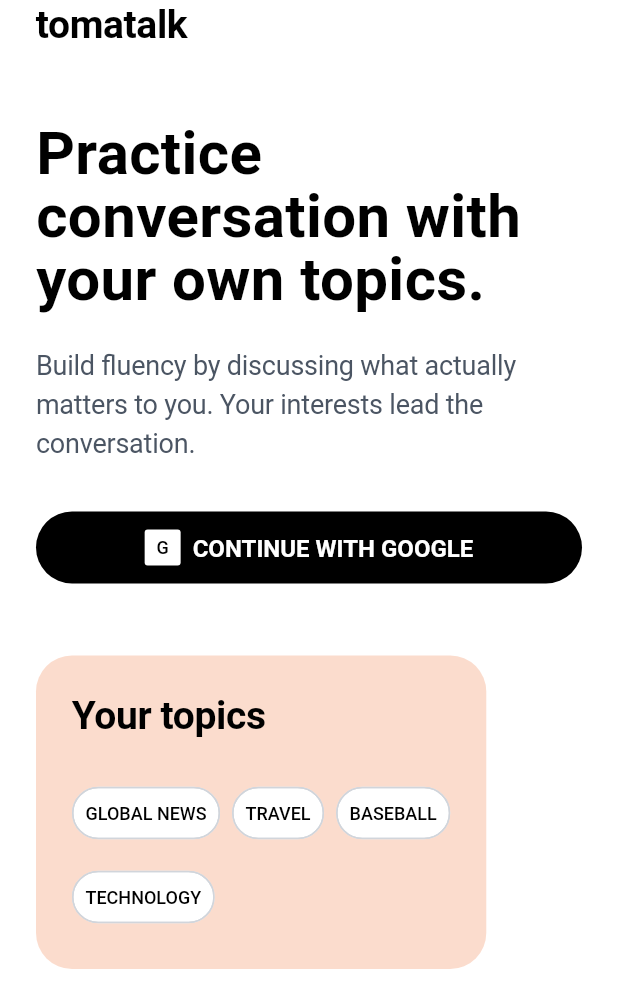
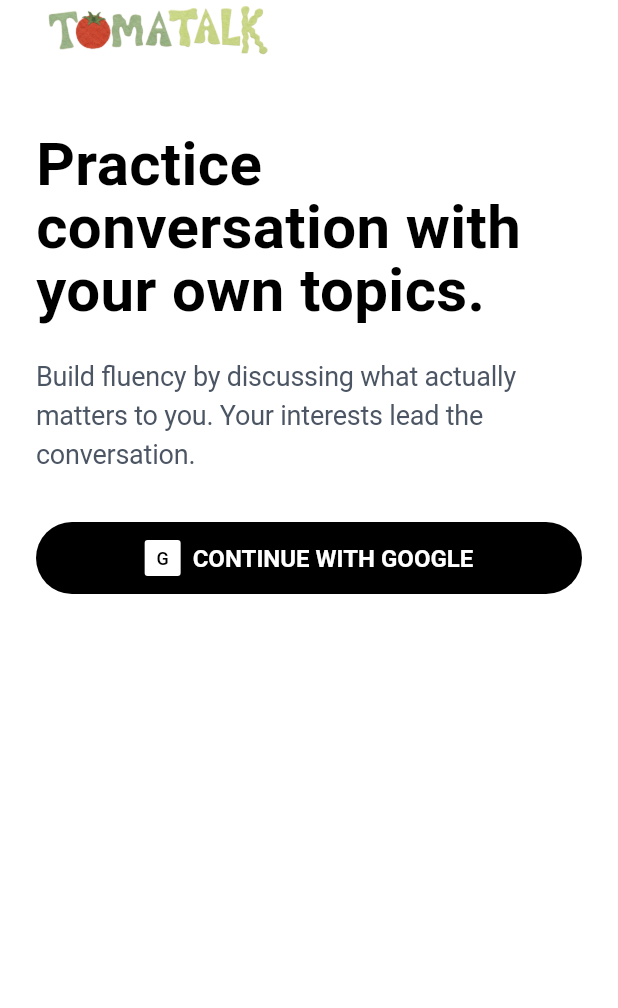
Before and after one commit to Hyun-Jun-Lee/MoreThanHuman, a Flutter app: the screen it shows after launch, after a tap on "SKIP", on a phone screen of 412 x 824 dp. Shown: the top 1008 px of the screen. Run offline on Flutter 3.47's test engine with Material 3 defaults, Android fonts, the light colour scheme and no system bars; our stand-ins replace audioplayers, dio, flutter_riverpod, flutter_secure_storage, go_router, google_sign_in and 3 more; missing offline and left inert: in_app_purchase_storekit, randino, record, text_ko; accounts and stored records are empty; Roboto replaces fonts that are missing (Freesentation); statements that could not run were skipped.

Commit message:
fix: support iOS Google login and refresh branding

```diff
--- a/mobile/lib/core/copy/app_copy.dart
+++ b/mobile/lib/core/copy/app_copy.dart
@@ -686,8 +686,6 @@
     required this.googleLabel,
     required this.appleLabel,
     required this.tryAgainLabel,
-    required this.topicCardTitle,
-    required this.topicChips,
   });
 
   static const AppLoginCopy korean = AppLoginCopy(
@@ -696,8 +694,6 @@
     googleLabel: 'Google로 계속하기',
     appleLabel: 'Apple로 계속하기',
     tryAgainLabel: '다시 시도',
-    topicCardTitle: '나의 주제',
-    topicChips: <String>['글로벌 뉴스', '여행', '야구', '기술'],
   );
 
   static const AppLoginCopy english = AppLoginCopy(
@@ -707,8 +703,6 @@
     googleLabel: 'CONTINUE WITH GOOGLE',
     appleLabel: 'CONTINUE WITH APPLE',
     tryAgainLabel: 'TRY AGAIN',
-    topicCardTitle: 'Your topics',
-    topicChips: <String>['GLOBAL NEWS', 'TRAVEL', 'BASEBALL', 'TECHNOLOGY'],
   );
 
   final String title;
@@ -716,6 +710,4 @@
   final String googleLabel;
   final String appleLabel;
   final String tryAgainLabel;
-  final String topicCardTitle;
-  final List<String> topicChips;
 }
--- a/mobile/lib/features/auth/presentation/login_screen.dart
+++ b/mobile/lib/features/auth/presentation/login_screen.dart
@@ -143,7 +143,17 @@
         child: Column(
           crossAxisAlignment: CrossAxisAlignment.start,
           children: <Widget>[
-            Text('tomatalk', style: AppTypography.headlineMd),
+            SizedBox(
+              width: 164,
+              height: 40,
+              child: Image.asset(
+                'logo_img/KakaoTalk_Photo_2026-10-08-22-20-21 002.png',
+                key: const ValueKey<String>('login-brand-logo'),
+                fit: BoxFit.cover,
+                alignment: Alignment.center,
+                semanticLabel: 'Toma Talk',
+              ),
+            ),
             const SizedBox(height: AppSpacing.xxl),
             Text(copy.title, style: AppTypography.displayLg),
             const SizedBox(height: AppSpacing.lg),
@@ -200,25 +210,6 @@
                 ),
               ),
             ],
-            const SizedBox(height: AppSpacing.xxl),
-            AppColorBlockCard(
-              color: AppPalette.blockPink,
-              child: Column(
-                crossAxisAlignment: CrossAxisAlignment.start,
-                children: <Widget>[
-                  Text(copy.topicCardTitle, style: AppTypography.headlineMd),
-                  const SizedBox(height: AppSpacing.lg),
-                  Wrap(
-                    spacing: AppSpacing.xs,
-                    runSpacing: AppSpacing.xs,
-                    children: <Widget>[
-                      for (final String topic in copy.topicChips)
-                        Chip(label: Text(topic)),
-                    ],
-                  ),
-                ],
-              ),
-            ),
           ],
         ),
       ),
```
Also changed, not shown: 5 other files.
